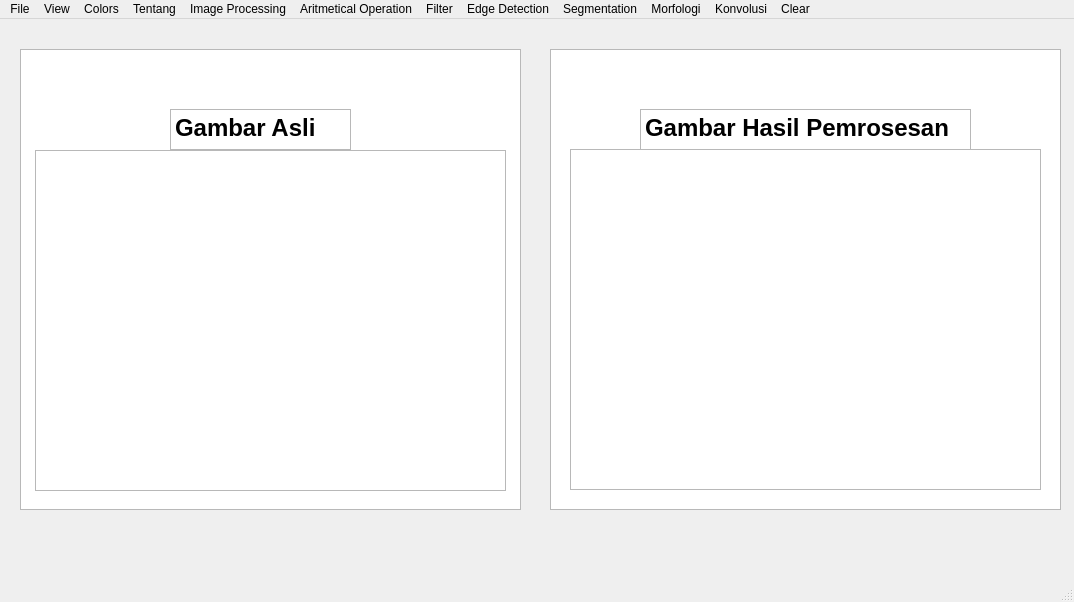
renaldiendrawan/Image-Processing-Apps, file ProjectPythonUts.ui: the form before one commit.
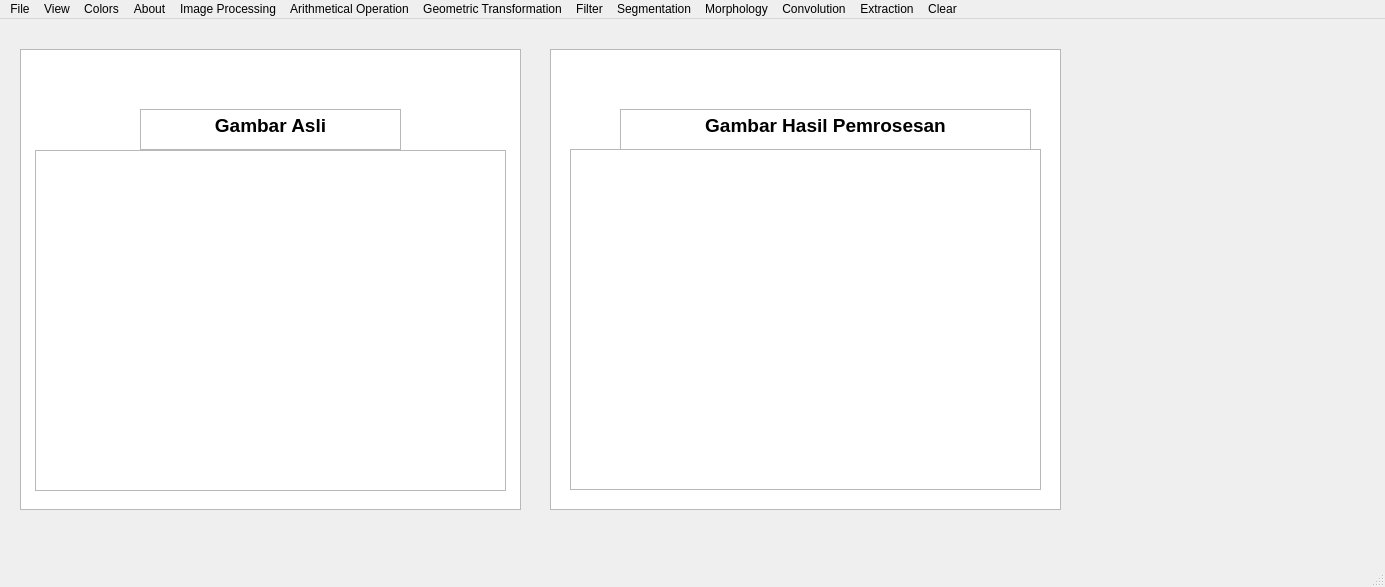
The form after the commit.

What changed in the file:
```diff
--- a/ProjectPythonUts.ui
+++ b/ProjectPythonUts.ui
@@ -6,8 +6,8 @@
    <rect>
     <x>0</x>
     <y>0</y>
-    <width>1074</width>
-    <height>602</height>
+    <width>1385</width>
+    <height>587</height>
    </rect>
   </property>
   <property name="windowTitle">
@@ -57,9 +57,9 @@
    <widget class="QTextEdit" name="textEdit">
     <property name="geometry">
      <rect>
-      <x>170</x>
+      <x>140</x>
       <y>90</y>
-      <width>181</width>
+      <width>261</width>
       <height>41</height>
      </rect>
     </property>
@@ -67,16 +67,16 @@
      <string>&lt;!DOCTYPE HTML PUBLIC &quot;-//W3C//DTD HTML 4.0//EN&quot; &quot;http://www.w3.org/TR/REC-html40/strict.dtd&quot;&gt;
 &lt;html&gt;&lt;head&gt;&lt;meta name=&quot;qrichtext&quot; content=&quot;1&quot; /&gt;&lt;style type=&quot;text/css&quot;&gt;
 p, li { white-space: pre-wrap; }
-&lt;/style&gt;&lt;/head&gt;&lt;body style=&quot; font-family:'MS Shell Dlg 2'; font-size:8.25pt; font-weight:400; font-style:normal;&quot;&gt;
-&lt;p align=&quot;justify&quot; style=&quot; margin-top:12px; margin-bottom:12px; margin-left:0px; margin-right:0px; -qt-block-indent:0; text-indent:0px;&quot;&gt;&lt;span style=&quot; font-size:18pt; font-weight:600;&quot;&gt;Gambar Asli&lt;/span&gt;&lt;/p&gt;&lt;/body&gt;&lt;/html&gt;</string>
+&lt;/style&gt;&lt;/head&gt;&lt;body style=&quot; font-family:'MS Shell Dlg 2'; font-size:8pt; font-weight:400; font-style:normal;&quot;&gt;
+&lt;p align=&quot;center&quot; style=&quot; margin-top:12px; margin-bottom:12px; margin-left:0px; margin-right:0px; -qt-block-indent:0; text-indent:0px;&quot;&gt;&lt;span style=&quot; font-size:14pt; font-weight:600;&quot;&gt;Gambar Asli&lt;/span&gt;&lt;/p&gt;&lt;/body&gt;&lt;/html&gt;</string>
     </property>
    </widget>
    <widget class="QTextEdit" name="textEdit_2">
     <property name="geometry">
      <rect>
-      <x>640</x>
+      <x>620</x>
       <y>90</y>
-      <width>331</width>
+      <width>411</width>
       <height>41</height>
      </rect>
     </property>
@@ -84,8 +84,8 @@
      <string>&lt;!DOCTYPE HTML PUBLIC &quot;-//W3C//DTD HTML 4.0//EN&quot; &quot;http://www.w3.org/TR/REC-html40/strict.dtd&quot;&gt;
 &lt;html&gt;&lt;head&gt;&lt;meta name=&quot;qrichtext&quot; content=&quot;1&quot; /&gt;&lt;style type=&quot;text/css&quot;&gt;
 p, li { white-space: pre-wrap; }
-&lt;/style&gt;&lt;/head&gt;&lt;body style=&quot; font-family:'MS Shell Dlg 2'; font-size:8.25pt; font-weight:400; font-style:normal;&quot;&gt;
-&lt;p align=&quot;justify&quot; style=&quot; margin-top:12px; margin-bottom:12px; margin-left:0px; margin-right:0px; -qt-block-indent:0; text-indent:0px;&quot;&gt;&lt;span style=&quot; font-size:18pt; font-weight:600;&quot;&gt;Gambar Hasil Pemrosesan&lt;/span&gt;&lt;/p&gt;&lt;/body&gt;&lt;/html&gt;</string>
+&lt;/style&gt;&lt;/head&gt;&lt;body style=&quot; font-family:'MS Shell Dlg 2'; font-size:8pt; font-weight:400; font-style:normal;&quot;&gt;
+&lt;p align=&quot;center&quot; style=&quot; margin-top:12px; margin-bottom:12px; margin-left:0px; margin-right:0px; -qt-block-indent:0; text-indent:0px;&quot;&gt;&lt;span style=&quot; font-size:14pt; font-weight:600;&quot;&gt;Gambar Hasil Pemrosesan&lt;/span&gt;&lt;/p&gt;&lt;/body&gt;&lt;/html&gt;</string>
     </property>
    </widget>
   </widget>
@@ -94,8 +94,8 @@
     <rect>
      <x>0</x>
      <y>0</y>
-     <width>1074</width>
-     <height>21</height>
+     <width>1385</width>
+     <height>31</height>
     </rect>
    </property>
    <widget class="QMenu" name="menuFile">
@@ -176,7 +176,7 @@
    </widget>
    <widget class="QMenu" name="menuTentang">
     <property name="title">
-     <string>Tentang</string>
+     <string>About</string>
     </property>
     <addaction name="actionTentang_Aplikasi"/>
    </widget>
@@ -188,9 +188,15 @@
     <addaction name="actionFuzzy_HE_RGB"/>
     <addaction name="actionFuzzy_Grayscale"/>
    </widget>
-   <widget class="QMenu" name="menuAritmetical_Operation">
+   <widget class="QMenu" name="menuArithmeticalOperation">
     <property name="title">
-     <string>Aritmetical Operation</string>
+     <string>Arithmetical Operation</string>
+    </property>
+    <addaction name="actionArithmetical_Operation"/>
+   </widget>
+   <widget class="QMenu" name="menuTransformasi_Geometrik">
+    <property name="title">
+     <string>Geometric Transformation</string>
     </property>
     <addaction name="actionTranslate_Image"/>
     <addaction name="actionRotate_Image"/>
@@ -227,14 +233,6 @@
     <addaction name="actionHeigh_Pass_Filter"/>
     <addaction name="actionBandstop_Filter"/>
    </widget>
-   <widget class="QMenu" name="menuEdge_Detection">
-    <property name="title">
-     <string>Edge Detection</string>
-    </property>
-    <addaction name="actionSobel"/>
-    <addaction name="actionPrewitt"/>
-    <addaction name="actionCanny"/>
-   </widget>
    <widget class="QMenu" name="menuSegmentation">
     <property name="title">
      <string>Segmentation</string>
@@ -247,7 +245,7 @@
    </widget>
    <widget class="QMenu" name="menuMorfologi">
     <property name="title">
-     <string>Morfologi</string>
+     <string>Morphology</string>
     </property>
     <addaction name="actionErosion"/>
     <addaction name="actionDilation"/>
@@ -267,22 +265,30 @@
    </widget>
    <widget class="QMenu" name="menuKonvolusi">
     <property name="title">
-     <string>Konvolusi</string>
+     <string>Convolution</string>
     </property>
     <addaction name="actionManual"/>
     <addaction name="actionOpenCV"/>
    </widget>
+   <widget class="QMenu" name="menuExtraction">
+    <property name="title">
+     <string>Extraction</string>
+    </property>
+    <addaction name="actionCitraWarnaRGB"/>
+    <addaction name="actionTeksturdenganGLCM"/>
+   </widget>
    <addaction name="menuFile"/>
    <addaction name="menuView"/>
    <addaction name="menuColors"/>
    <addaction name="menuTentang"/>
    <addaction name="menuImage_Processing"/>
-   <addaction name="menuAritmetical_Operation"/>
+   <addaction name="menuArithmeticalOperation"/>
+   <addaction name="menuTransformasi_Geometrik"/>
    <addaction name="menuFilter"/>
-   <addaction name="menuEdge_Detection"/>
    <addaction name="menuSegmentation"/>
    <addaction name="menuMorfologi"/>
    <addaction name="menuKonvolusi"/>
+   <addaction name="menuExtraction"/>
    <addaction name="menuClear"/>
   </widget>
   <widget class="QStatusBar" name="statusbar"/>
```
Left out of the diff: 48 changed lines with no effect on the pictures.
